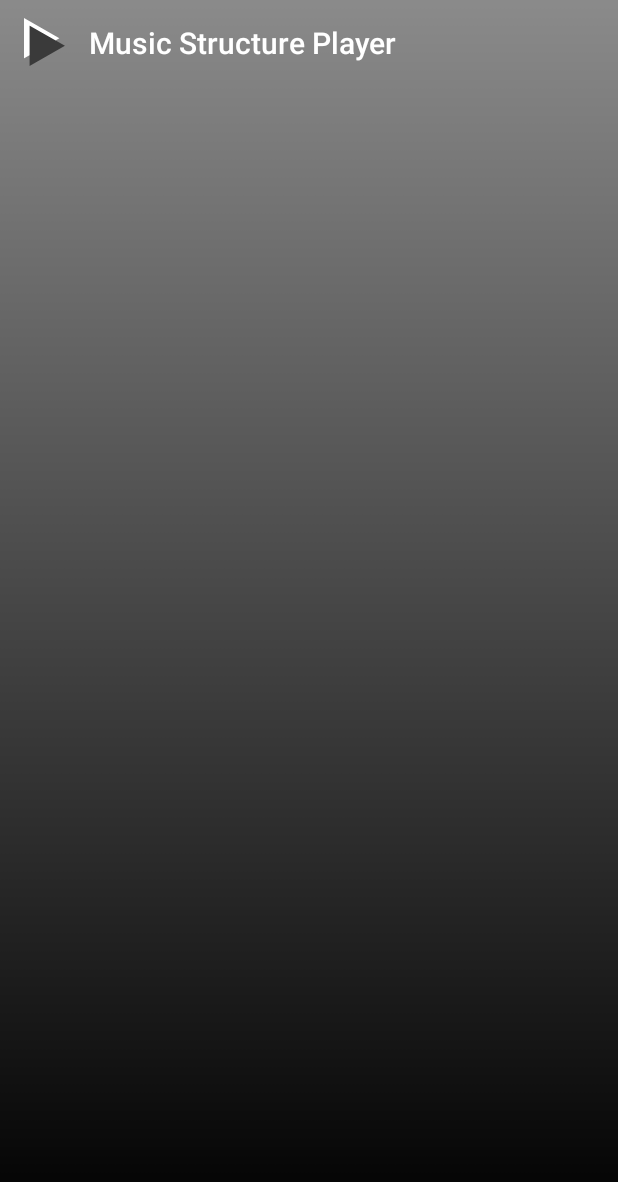
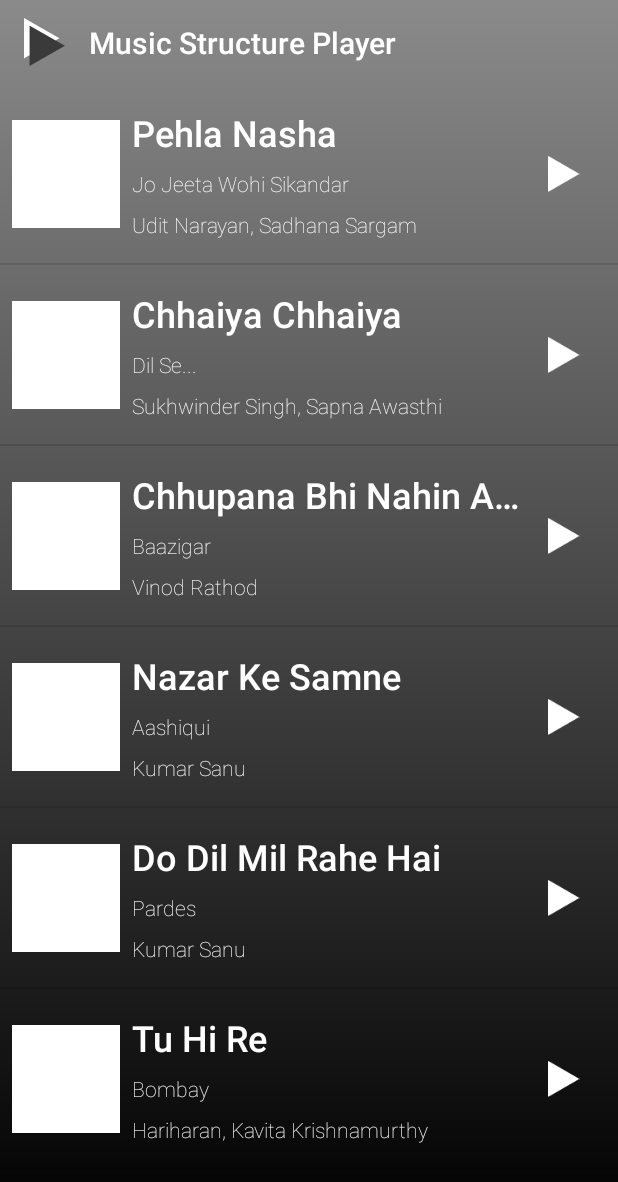
Before and after one commit to numerative/Music-Structure, an Android app: the SongListActivity screen opened directly, with no data from a screen before it, on a phone screen of 412 x 824 dp. Shown: the top 1182 px of the screen. Run offline under Robolectric (Android 15) with nearby library versions, the phone set to English and light mode, and no system bars.

Commit message:
ListView functional

```diff
--- a/app/build.gradle
+++ b/app/build.gradle
@@ -22,6 +22,7 @@ dependencies {
     implementation fileTree(dir: 'libs', include: ['*.jar'])
     implementation 'com.android.support:appcompat-v7:27.1.1'
     implementation 'com.android.support.constraint:constraint-layout:1.1.2'
+    implementation 'com.jakewharton:butterknife:8.8.1'
     testImplementation 'junit:junit:4.12'
     androidTestImplementation 'com.android.support.test:runner:1.0.2'
     androidTestImplementation 'com.android.support.test.espresso:espresso-core:3.0.2'
--- a/app/src/main/java/com/michaelhat/musicstructureplayer/MainActivity.java
+++ b/app/src/main/java/com/michaelhat/musicstructureplayer/MainActivity.java
@@ -1,13 +1,27 @@
 package com.michaelhat.musicstructureplayer;
 
+import android.content.Intent;
 import android.os.Bundle;
 import android.support.v7.app.AppCompatActivity;
+import android.view.View;
+import android.widget.ImageView;
 
 public class MainActivity extends AppCompatActivity {
+
 
     @Override
     protected void onCreate(Bundle savedInstanceState) {
         super.onCreate(savedInstanceState);
         setContentView(R.layout.activity_main);
+
+        ImageView playlistIcon = findViewById(R.id.playlist_icon);
+        playlistIcon.setOnClickListener(new View.OnClickListener() {
+            @Override
+            public void onClick(View view) {
+                Intent openSongsListActivity = new Intent(getApplicationContext(),
+                        SongListActivity.class);
+                startActivity(openSongsListActivity);
+            }
+        });
     }
 }
--- /dev/null
+++ b/app/src/main/java/com/michaelhat/musicstructureplayer/Song.java
@@ -0,0 +1,23 @@
+package com.michaelhat.musicstructureplayer;
+
+public class Song {
+    private String mSongName, mAlbumName, mArtistName;
+
+    public Song(String songName, String albumName, String artistName) {
+        mSongName = songName;
+        mAlbumName = albumName;
+        mArtistName = artistName;
+    }
+
+    public String getSongName() {
+        return mSongName;
+    }
+
+    public String getAlbumName() {
+        return mAlbumName;
+    }
+
+    public String getArtistName() {
+        return mArtistName;
+    }
+}
--- a/app/src/main/java/com/michaelhat/musicstructureplayer/SongListActivity.java
+++ b/app/src/main/java/com/michaelhat/musicstructureplayer/SongListActivity.java
@@ -2,12 +2,53 @@ package com.michaelhat.musicstructureplayer;
 
 import android.os.Bundle;
 import android.support.v7.app.AppCompatActivity;
+import android.widget.ListView;
+
+import java.util.ArrayList;
 
 public class SongListActivity extends AppCompatActivity {
+
+    ArrayList<Song> songsList;
 
     @Override
     protected void onCreate(Bundle savedInstanceState) {
         super.onCreate(savedInstanceState);
         setContentView(R.layout.activity_song_list);
+
+        generateSongList(); //Generate Songs ArrayList
+
+        //Create an instance of SongListAdapter
+        SongListAdapter songListAdapter = new SongListAdapter(this, songsList);
+        ListView songListView = findViewById(R.id.song_list_view);
+
+        songListView.setAdapter(songListAdapter);
+    }
+
+    private void generateSongList() {
+        songsList = new ArrayList<>();
+        songsList.add(new Song(
+                "Pehla Nasha",
+                "Jo Jeeta Wohi Sikandar",
+                "Udit Narayan, Sadhana Sargam"));
+        songsList.add(new Song(
+                "Chhaiya Chhaiya",
+                "Dil Se...",
+                "Sukhwinder Singh, Sapna Awasthi"));
+        songsList.add(new Song(
+                "Chhupana Bhi Nahin Aata",
+                "Baazigar",
+                "Vinod Rathod"));
+        songsList.add(new Song(
+                "Nazar Ke Samne",
+                "Aashiqui",
+                "Kumar Sanu"));
+        songsList.add(new Song(
+                "Do Dil Mil Rahe Hai",
+                "Pardes",
+                "Kumar Sanu"));
+        songsList.add(new Song(
+                "Tu Hi Re",
+                "Bombay",
+                "Hariharan, Kavita Krishnamurthy"));
     }
 }
--- /dev/null
+++ b/app/src/main/java/com/michaelhat/musicstructureplayer/SongListAdapter.java
@@ -0,0 +1,47 @@
+package com.michaelhat.musicstructureplayer;
+
+import android.content.Context;
+import android.support.annotation.NonNull;
+import android.view.LayoutInflater;
+import android.view.View;
+import android.view.ViewGroup;
+import android.widget.ArrayAdapter;
+import android.widget.TextView;
+
+import java.util.ArrayList;
+
+public class SongListAdapter extends ArrayAdapter<Song> {
+
+    public SongListAdapter(@NonNull Context context, @NonNull ArrayList<Song> objects) {
+        super(context, 0, objects);
+    }
+
+    @Override
+    public View getView(int position, View convertView, ViewGroup parent) {
+        // Check if the existing view is being reused, otherwise inflate the view
+        View listItemView = convertView;
+        if (listItemView == null) {
+            listItemView = LayoutInflater.from(getContext()).inflate(
+                    R.layout.songs_list_item, parent, false
+            );
+        }
+
+        //Get the object at this position in this list
+        Song currentSong = getItem(position);
+
+        //Find Each of the TextViews and setText
+        //Song Name
+        TextView songNameTextView = listItemView.findViewById(R.id.list_song_name);
+        songNameTextView.setText(currentSong.getSongName());
+
+        //Artist Name
+        TextView artistNameTextView = listItemView.findViewById(R.id.list_artist_name);
+        artistNameTextView.setText(currentSong.getArtistName());
+
+        //Album Name
+        TextView albumNameTextView = listItemView.findViewById(R.id.list_album_name);
+        albumNameTextView.setText(currentSong.getAlbumName());
+
+        return listItemView;
+    }
+}
--- a/app/src/main/res/layout/activity_main.xml
+++ b/app/src/main/res/layout/activity_main.xml
@@ -147,7 +147,7 @@
         app:layout_constraintTop_toBottomOf="@+id/seekBar" />
 
     <ImageView
-        android:id="@+id/imageView2"
+        android:id="@+id/playlist_icon"
         android:layout_width="wrap_content"
         android:layout_height="wrap_content"
         android:layout_marginBottom="16dp"
--- a/app/src/main/res/layout/activity_song_list.xml
+++ b/app/src/main/res/layout/activity_song_list.xml
@@ -19,8 +19,11 @@
     <ListView
         android:id="@+id/song_list_view"
         android:layout_width="match_parent"
-        android:layout_height="wrap_content"
+        android:layout_height="0dp"
+        app:layout_constraintBottom_toBottomOf="parent"
         app:layout_constraintEnd_toEndOf="parent"
+        app:layout_constraintHorizontal_bias="1.0"
         app:layout_constraintStart_toStartOf="parent"
-        app:layout_constraintTop_toBottomOf="@+id/layout_toolbar" />
+        app:layout_constraintTop_toBottomOf="@+id/layout_toolbar"
+        app:layout_constraintVertical_bias="1.0" />
 </android.support.constraint.ConstraintLayout>
--- a/app/src/main/res/layout/songs_list_item.xml
+++ b/app/src/main/res/layout/songs_list_item.xml
@@ -20,48 +20,63 @@
 
     <TextView
         android:id="@+id/list_song_name"
-        android:layout_width="wrap_content"
+        android:layout_width="0dp"
         android:layout_height="wrap_content"
+        android:layout_marginEnd="8dp"
         android:layout_marginStart="8dp"
         android:layout_marginTop="16dp"
+        android:ellipsize="end"
         android:fontFamily="sans-serif-medium"
+        android:maxLines="1"
         android:text="@string/song_1"
-        android:textAlignment="center"
+        android:textAlignment="viewStart"
         android:textColor="@android:color/white"
         android:textSize="24sp"
+        app:layout_constraintEnd_toStartOf="@+id/list_play_button"
+        app:layout_constraintHorizontal_bias="0.0"
         app:layout_constraintStart_toEndOf="@+id/list_album_art"
         app:layout_constraintTop_toTopOf="parent" />
 
     <TextView
         android:id="@+id/list_artist_name"
-        android:layout_width="wrap_content"
+        android:layout_width="0dp"
         android:layout_height="wrap_content"
         android:layout_marginBottom="16dp"
+        android:layout_marginEnd="8dp"
         android:layout_marginTop="8dp"
+        android:ellipsize="end"
         android:fontFamily="sans-serif-thin"
+        android:maxLines="1"
         android:text="@string/artist_1"
-        android:textAlignment="center"
+        android:textAlignment="viewStart"
         android:textColor="@android:color/white"
         app:layout_constraintBottom_toBottomOf="parent"
+        app:layout_constraintEnd_toStartOf="@+id/list_play_button"
+        app:layout_constraintHorizontal_bias="0.0"
         app:layout_constraintStart_toStartOf="@+id/list_album_name"
         app:layout_constraintTop_toBottomOf="@+id/list_album_name" />
 
     <TextView
         android:id="@+id/list_album_name"
-        android:layout_width="wrap_content"
+        android:layout_width="0dp"
         android:layout_height="wrap_content"
+        android:layout_marginEnd="8dp"
         android:layout_marginTop="8dp"
+        android:ellipsize="end"
         android:fontFamily="sans-serif-thin"
+        android:maxLines="1"
         android:text="@string/album_1"
-        android:textAlignment="center"
+        android:textAlignment="viewStart"
         android:textColor="@android:color/white"
+        app:layout_constraintEnd_toStartOf="@+id/list_play_button"
+        app:layout_constraintHorizontal_bias="0.0"
         app:layout_constraintStart_toStartOf="@+id/list_song_name"
         app:layout_constraintTop_toBottomOf="@+id/list_song_name" />
 
     <ImageView
-        android:id="@+id/imageView6"
-        android:layout_width="wrap_content"
-        android:layout_height="wrap_content"
+        android:id="@+id/list_play_button"
+        android:layout_width="24dp"
+        android:layout_height="24dp"
         android:layout_marginBottom="8dp"
         android:layout_marginEnd="24dp"
         android:layout_marginTop="8dp"
--- a/app/src/main/res/values/styles.xml
+++ b/app/src/main/res/values/styles.xml
@@ -4,9 +4,8 @@
     <style name="AppTheme" parent="Theme.AppCompat.Light.NoActionBar">
         <!-- Customize your theme here. -->
         <item name="colorPrimary">@color/colorPrimary</item>
-        <item name="colorPrimaryDark">@color/colorPrimaryDark</item>
+        <item name="colorPrimaryDark">#8B8B8B</item>
         <item name="colorAccent">@color/colorAccent</item>
-        <item name="android:windowTranslucentStatus">true</item>
     </style>
 
 </resources>
```
